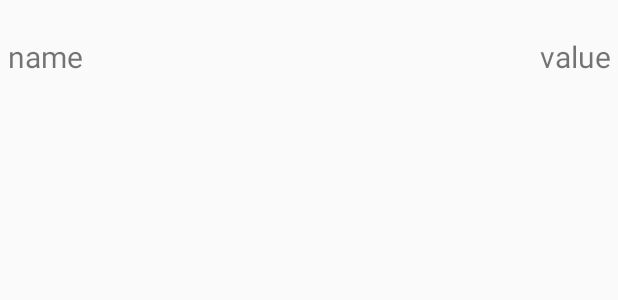
After one commit to abelTeshome1/BillSplitterSimulation, an Android app: the layout tab_badge_view.xml on its own in the app's theme, with its tools: preview values and no code run, on a phone screen of 412 x 824 dp. The commit adds this screen. Shown: the top 300 px of the screen. Run offline under Robolectric (Android 15) with nearby library versions, the phone set to English and light mode, and no system bars.

Commit message:
Adding new views

```diff
--- /dev/null
+++ b/app/src/main/res/layout/tab_badge_view.xml
@@ -0,0 +1,38 @@
+<?xml version="1.0" encoding="utf-8"?>
+<LinearLayout xmlns:android="http://schemas.android.com/apk/res/android"
+    android:layout_width="match_parent"
+    android:layout_height="75dp"
+android:orientation="horizontal"
+    android:weightSum="2"
+    android:padding="5dp"
+    xmlns:app="http://schemas.android.com/apk/res-auto">
+
+    <TextView
+        android:id="@+id/owe_name"
+        android:layout_width="match_parent"
+        android:layout_height="match_parent"
+        android:text="name"
+        android:textSize="20dp"
+        android:gravity="center_vertical|left"
+        android:layout_weight="1"
+        android:layout_gravity="left"
+        android:layout_toLeftOf="@id/owe_value"
+
+        />
+
+
+
+    <TextView
+        android:id="@+id/owe_value"
+        android:layout_width="match_parent"
+        android:text="value"
+        android:textSize="20dp"
+        android:layout_gravity="right"
+        android:gravity="center_vertical|right"
+        android:layout_weight="1"
+        android:layout_height="match_parent"
+        android:layout_toRightOf="@id/owe_name"
+        />
+
+
+</LinearLayout>
--- a/app/src/main/res/values/strings.xml
+++ b/app/src/main/res/values/strings.xml
@@ -1,3 +1,4 @@
 <resources>
     <string name="app_name">Feed The Kitty</string>
+    <string name="part_of">Tabs You Owe</string>
 </resources>
```
Also changed, not shown: app/src/main/res/layout/tabs_part_of.xml (added, +20 -0 lines).
